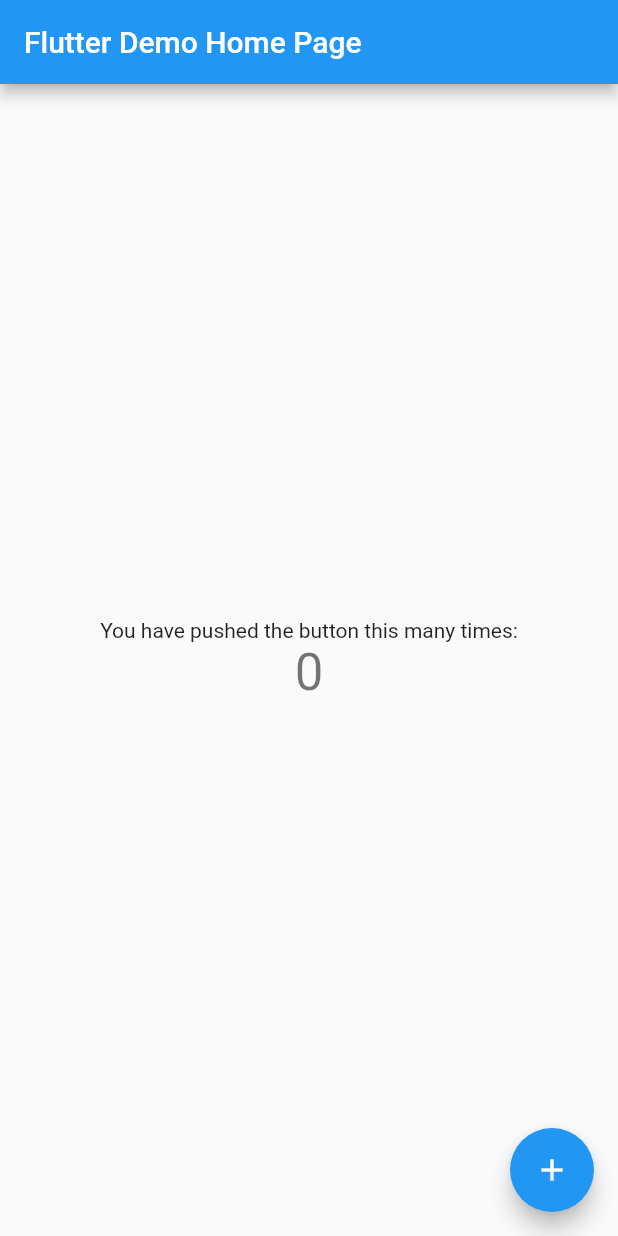
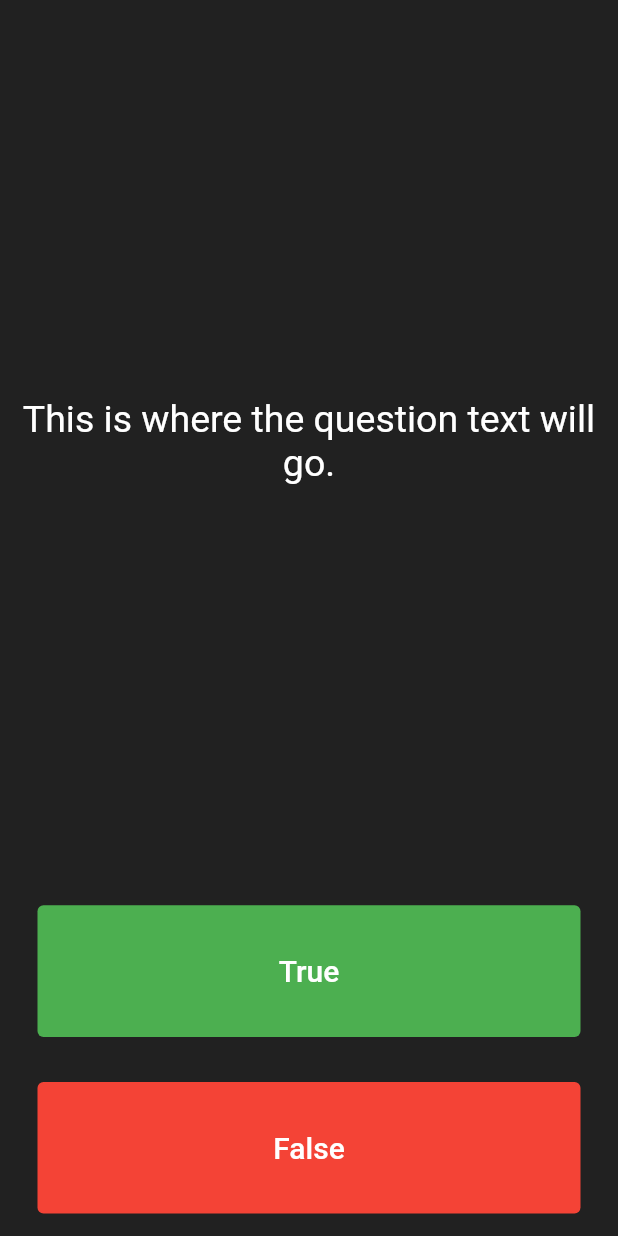
Before and after one commit to MuursaleenBats/quizzler_flutter, a Flutter app: the screen it shows after launch, on a phone screen of 412 x 824 dp. Run offline on Flutter 3.47's test engine with Material 2 defaults, Android fonts, the phone set to English and light mode, and no system bars.

Commit message:
Updated the UI, Added Icons

```diff
--- a/lib/main.dart
+++ b/lib/main.dart
@@ -1,115 +1,109 @@
 import 'package:flutter/material.dart';
 
 void main() {
-  runApp(const MyApp());
+  runApp(Quizzler());
 }
 
-class MyApp extends StatelessWidget {
-  const MyApp({super.key});
-
-  // This widget is the root of your application.
+class Quizzler extends StatelessWidget {
   @override
   Widget build(BuildContext context) {
     return MaterialApp(
-      title: 'Flutter Demo',
-      theme: ThemeData(
-        // This is the theme of your application.
-        //
-        // Try running your application with "flutter run". You'll see the
-        // application has a blue toolbar. Then, without quitting the app, try
-        // changing the primarySwatch below to Colors.green and then invoke
-        // "hot reload" (press "r" in the console where you ran "flutter run",
-        // or simply save your changes to "hot reload" in a Flutter IDE).
-        // Notice that the counter didn't reset back to zero; the application
-        // is not restarted.
-        primarySwatch: Colors.blue,
+      home: Scaffold(
+        backgroundColor: Colors.grey.shade900,
+        body: SafeArea(
+          child: Padding(
+            padding: EdgeInsets.symmetric(horizontal: 10.0),
+            child: QuizPage(),
+          ),
+        ),
       ),
-      home: const MyHomePage(title: 'Flutter Demo Home Page'),
     );
   }
 }
 
-class MyHomePage extends StatefulWidget {
-  const MyHomePage({super.key, required this.title});
-
-  // This widget is the home page of your application. It is stateful, meaning
-  // that it has a State object (defined below) that contains fields that affect
-  // how it looks.
-
-  // This class is the configuration for the state. It holds the values (in this
-  // case the title) provided by the parent (in this case the App widget) and
-  // used by the build method of the State. Fields in a Widget subclass are
-  // always marked "final".
-
-  final String title;
-
+class QuizPage extends StatefulWidget {
   @override
-  State<MyHomePage> createState() => _MyHomePageState();
+  _QuizPageState createState() => _QuizPageState();
 }
 
-class _MyHomePageState extends State<MyHomePage> {
-  int _counter = 0;
-
-  void _incrementCounter() {
-    setState(() {
-      // This call to setState tells the Flutter framework that something has
-      // changed in this State, which causes it to rerun the build method below
-      // so that the display can reflect the updated values. If we changed
-      // _counter without calling setState(), then the build method would not be
-      // called again, and so nothing would appear to happen.
-      _counter++;
-    });
-  }
-
+class _QuizPageState extends State<QuizPage> {
+  List<Widget> scoreKeeper = [];
   @override
   Widget build(BuildContext context) {
-    // This method is rerun every time setState is called, for instance as done
-    // by the _incrementCounter method above.
-    //
-    // The Flutter framework has been optimized to make rerunning build methods
-    // fast, so that you can just rebuild anything that needs updating rather
-    // than having to individually change instances of widgets.
-    return Scaffold(
-      appBar: AppBar(
-        // Here we take the value from the MyHomePage object that was created by
-        // the App.build method, and use it to set our appbar title.
-        title: Text(widget.title),
-      ),
-      body: Center(
-        // Center is a layout widget. It takes a single child and positions it
-        // in the middle of the parent.
-        child: Column(
-          // Column is also a layout widget. It takes a list of children and
-          // arranges them vertically. By default, it sizes itself to fit its
-          // children horizontally, and tries to be as tall as its parent.
-          //
-          // Invoke "debug painting" (press "p" in the console, choose the
-          // "Toggle Debug Paint" action from the Flutter Inspector in Android
-          // Studio, or the "Toggle Debug Paint" command in Visual Studio Code)
-          // to see the wireframe for each widget.
-          //
-          // Column has various properties to control how it sizes itself and
-          // how it positions its children. Here we use mainAxisAlignment to
-          // center the children vertically; the main axis here is the vertical
-          // axis because Columns are vertical (the cross axis would be
-          // horizontal).
-          mainAxisAlignment: MainAxisAlignment.center,
-          children: <Widget>[
-            const Text(
-              'You have pushed the button this many times:',
+    return Column(
+      mainAxisAlignment: MainAxisAlignment.spaceBetween,
+      crossAxisAlignment: CrossAxisAlignment.stretch,
+      children: [
+        Expanded(
+          flex: 5,
+          child: Padding(
+            padding: EdgeInsets.all(5.0),
+            child: Center(
+              child: Text(
+                'This is where the question text will go.',
+                textAlign: TextAlign.center,
+                style: TextStyle(
+                  fontSize: 25.0,
+                  color: Colors.white,
+                ),
+              ),
             ),
-            Text(
-              '$_counter',
-              style: Theme.of(context).textTheme.headline4,
+          ),
+        ),
+        Expanded(
+          child: Padding(
+            padding: EdgeInsets.all(15.0),
+            child: TextButton(
+              style: ButtonStyle(
+                backgroundColor: MaterialStateProperty.all(Colors.green),
+              ),
+              child: Text(
+                'True',
+                style: TextStyle(
+                  color: Colors.white,
+                  fontSize: 20.0,
+                ),
+              ),
+              onPressed: () {
+                //The user picked true.
+                setState(() {
+                  scoreKeeper.add(Icon(
+                    Icons.check,
+                    color: Colors.green,
+                  ));
+                });
+              },
             ),
-          ],
+          ),
         ),
-      ),
-      floatingActionButton: FloatingActionButton(
-        onPressed: _incrementCounter,
-        tooltip: 'Increment',
-        child: const Icon(Icons.add),
-      ), // This trailing comma makes auto-formatting nicer for build methods.
+        Expanded(
+          child: Padding(
+            padding: EdgeInsets.all(15.0),
+            child: TextButton(
+              style: ButtonStyle(
+                backgroundColor: MaterialStateProperty.all(Colors.red),
+              ),
+              child: Text(
+                'False',
+                style: TextStyle(
+                  fontSize: 20.0,
+                  color: Colors.white,
+                ),
+              ),
+              onPressed: () {
+                //The user picked false.
+                setState(() {
+                  scoreKeeper.add(Icon(
+                    Icons.close,
+                    color: Colors.red,
+                  ));
+                });
+              },
+            ),
+          ),
+        ),
+        Row(children: scoreKeeper),
+      ],
     );
   }
 }
```
Also changed, not shown: 1 other file.
